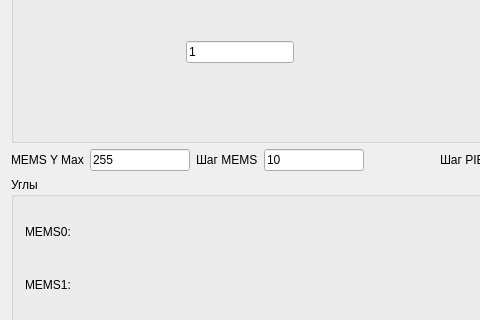
This is mainwindow.ui in Megavolos/SynchroTest as Qt 5 draws it before an edit; both pictures show x 0 to 480 and y 318 to 638 of the 918 by 726 pixel window. The edited form follows.
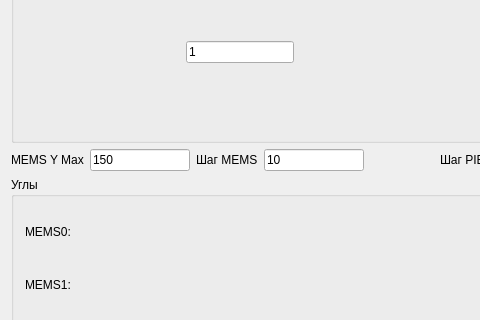
This is the edited form. Custom widgets are drawn as their Qt base class.

What changed in the file:
```diff
--- a/mainwindow.ui
+++ b/mainwindow.ui
@@ -277,7 +277,7 @@
          </size>
         </property>
         <property name="text">
-         <string>255</string>
+         <string>150</string>
         </property>
        </widget>
       </item>
```
